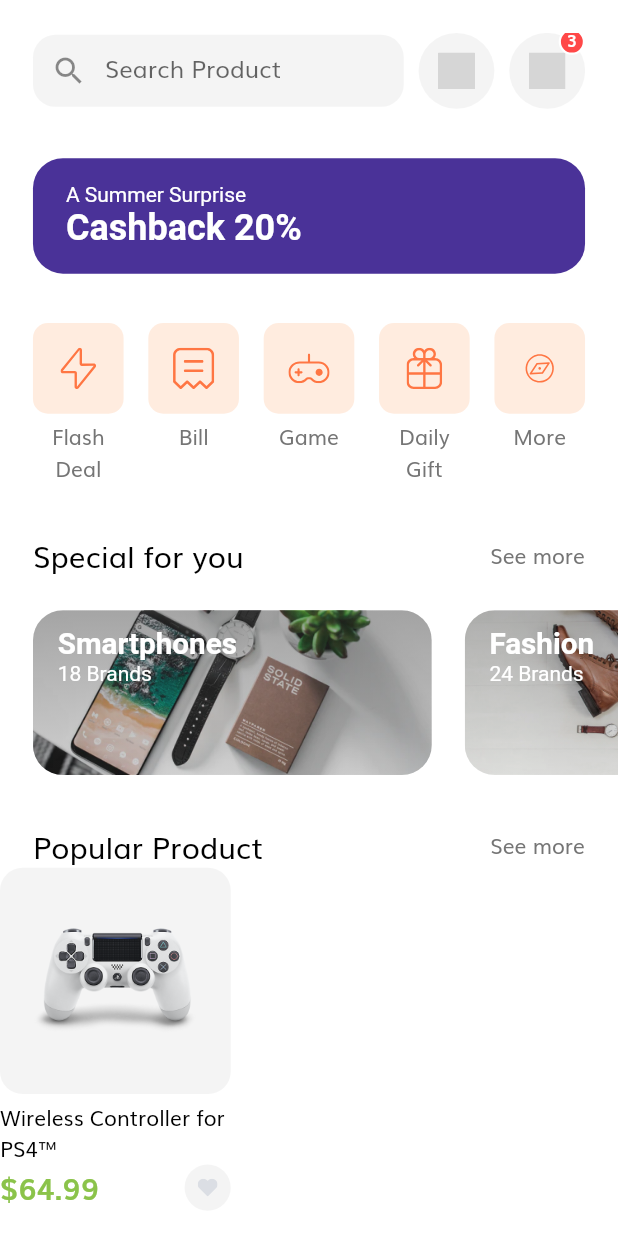
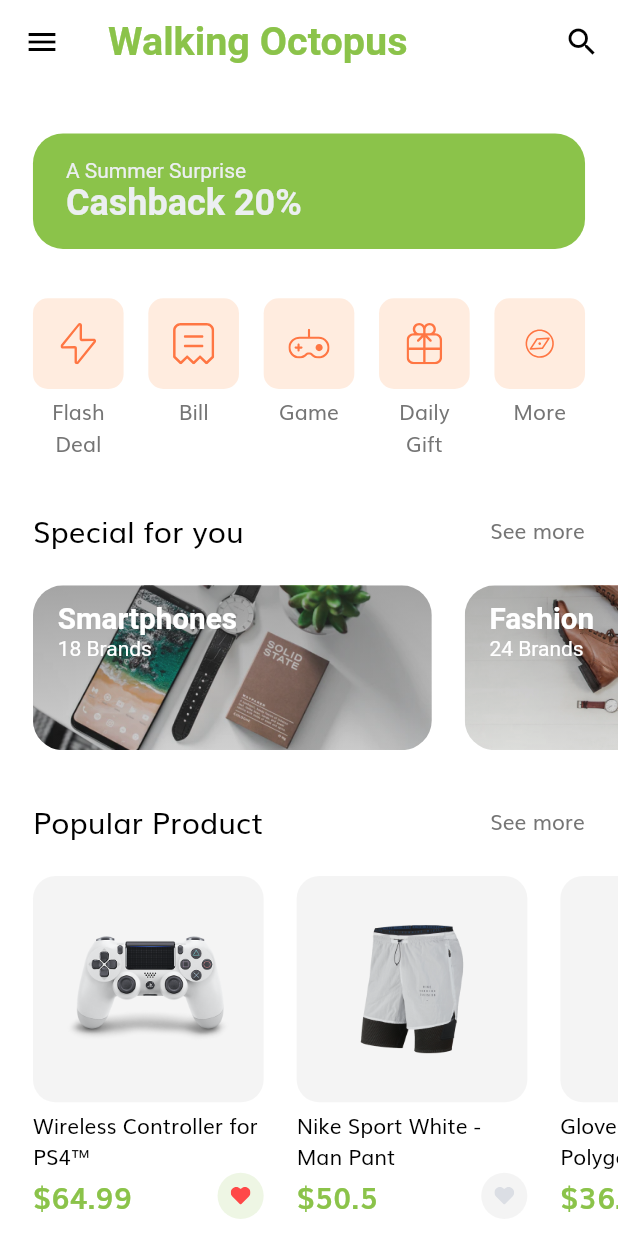
Before and after one commit to yakun0113/CMPE295, a Flutter app: the HomeScreen screen opened by its route, on a phone screen of 412 x 824 dp. Run offline on Flutter 3.47's test engine with Material 2 defaults, Android fonts, the phone set to English and light mode, and no system bars; our stand-ins replace flutter_svg; grey boxes are pictures that could not be loaded.

Commit message:
add search function

```diff
--- a/lib/screens/home_body.dart
+++ b/lib/screens/home_body.dart
@@ -12,8 +12,8 @@ class Body extends StatelessWidget {
       child: SingleChildScrollView(
         child: Column(
           children: [
-            SizedBox(height: getProportionateScreenWidth(20)),
-            HomeHeader(),
+            //SizedBox(height: getProportionateScreenWidth(20)),
+            //HomeHeader(),
             SizedBox(height: getProportionateScreenWidth(30)),
             DiscountBanner(),
             SizedBox(height: getProportionateScreenWidth(30)),
@@ -21,18 +21,41 @@ class Body extends StatelessWidget {
             SizedBox(height: getProportionateScreenWidth(30)),
             SpecialOffers(),
             SizedBox(height: getProportionateScreenWidth(30)),
+            PopularProducts(),
+            SizedBox(height: getProportionateScreenWidth(30)),
+          ],
+        ),
+      ),
+    );
+  }
+}
+
+class PopularProducts extends StatelessWidget {
+  const PopularProducts({
+    Key key,
+  }) : super(key: key);
+
+  @override
+  Widget build(BuildContext context) {
+    return Column(
+      children: [
         SectionTitle(
             text: "Popular Product",
             press: () {}
         ),
-            Row(
+        SizedBox(height: getProportionateScreenWidth(20)),
+        SingleChildScrollView(
+          scrollDirection: Axis.horizontal,
+          child: Row(
             children: [
-                Productcard(),
-              ],
+              ...List.generate(
+                demoProducts.length, (index) => Productcard(product: demoProducts[index],),
               ),
+              SizedBox(width: getProportionateScreenWidth(20)),
             ],
           ),
         ),
+      ],
     );
   }
 }
@@ -50,7 +73,9 @@ class Productcard extends StatelessWidget {
 
   @override
   Widget build(BuildContext context) {
-    return SizedBox(
+    return Padding(
+      padding: EdgeInsets.only(left: getProportionateScreenWidth(20)),
+      child: SizedBox(
         width: getProportionateScreenWidth(width),
         child: Column(
           children: [
@@ -62,12 +87,12 @@ class Productcard extends StatelessWidget {
                   color: kSecondaryColor.withOpacity(0.1),
                   borderRadius: BorderRadius.circular(15),
                 ),
-              child: Image.asset(demoProducts[0].images[0]),
+                child: Image.asset(product.images[0]),
               ),
             ),
             const SizedBox(height: 5),
             Text(
-            demoProducts[0].title,
+              product.title,
               style: TextStyle(color: Colors.black),
               maxLines: 2,
             ),
@@ -75,26 +100,34 @@ class Productcard extends StatelessWidget {
               mainAxisAlignment: MainAxisAlignment.spaceBetween,
               children: [
                 Text(
-                "\$${demoProducts[0].price}",
+                  "\$${product.price}",
                   style: TextStyle(
                     fontWeight: FontWeight.w600,
                     fontSize: getProportionateScreenWidth(18),
                     color: kPrimaryColor,
                   ),
                 ),
-              Container(
+                InkWell(
+                  borderRadius: BorderRadius.circular(30),
+                  onTap: () {},
+                  child: Container(
                     padding: EdgeInsets.all(getProportionateScreenWidth(8)),
                     width: getProportionateScreenWidth(28),
                     height: getProportionateScreenWidth(28),
                     decoration: BoxDecoration(
-                  color: kSecondaryColor.withOpacity(0.1),
+                      color: product.isFavourite ? kPrimaryColor.withOpacity(0.15) : kSecondaryColor.withOpacity(0.1),
                       shape: BoxShape.circle,
                     ),
-                child: SvgPicture.asset("assets/icons/Heart Icon_2.svg"),
+                    child: SvgPicture.asset(
+                      "assets/icons/Heart Icon_2.svg",
+                      color: product.isFavourite ? Color(0xFFFF4848) : Color(0xFFDBDEE4),
+                    ),
+                  ),
                 )
               ],
             )
           ],
+        ),
       ),
     );
   }
@@ -330,13 +363,13 @@ class DiscountBanner extends StatelessWidget {
       width: double.infinity,
       //height: 90,
       decoration: BoxDecoration(
-        color: Color(0xFF4A3298),
+        color: Color(0xFF8BC34A),
         borderRadius: BorderRadius.circular(20),
       ),
       child: Text.rich(
         TextSpan(
           text: "A Summer Surprise\n",
-          style: TextStyle(color: Colors.white),
+          style: TextStyle(color: Color(0xFFECEFF1)),
           children: [
             TextSpan(
               text: "Cashback 20%",
@@ -395,19 +428,20 @@ class SearchField extends StatelessWidget {
         borderRadius: BorderRadius.circular(15),
       ),
       child: TextField(
-        onChanged: (value) {
-          // search value
-        },
         decoration: InputDecoration(
           enabledBorder: InputBorder.none,
           focusedBorder: InputBorder.none,
           hintText: "Search Product",
-          prefixIcon: Icon(Icons.search),
+          prefixIcon: Icon(
+            Icons.search,
+          ),
           contentPadding: EdgeInsets.symmetric(
             horizontal: getProportionateScreenWidth(20),
             vertical: getProportionateScreenWidth(9),
           ),
         ),
+        onChanged: (value) {
+        },
       ),
     );
   }
--- a/lib/screens/home_screen.dart
+++ b/lib/screens/home_screen.dart
@@ -10,7 +10,102 @@ class HomeScreen extends StatelessWidget {
   @override
   Widget build(BuildContext context) {
     return Scaffold(
+      appBar: AppBar(
+        leading: Icon(Icons.menu, color: Colors.black),
+        title: Text("Walking Octopus",
+          style: TextStyle(
+            fontSize: getProportionateScreenWidth(24),
+            color: kPrimaryColor,
+            fontWeight: FontWeight.bold,
+          ),
+        ),
+        actions: <Widget> [
+          IconButton(icon: Icon(Icons.search), onPressed: () {
+            showSearch(context: context, delegate: DataSearch());
+          })
+        ],
+      ),
+      drawer: Drawer(),
       body: Body(),
     );
   }
 }
+
+class DataSearch extends SearchDelegate<String> {
+
+  final items = ["shorts", "flowers", "wine", "pizza", "masks", "hand sanitizer", "acupunctue", "lotion", "spa", "bowling", "massage", "dessert", "haircut"];
+  final recentItems = ["flowers", "wine","hand sanitizer"];
+
+  @override
+  List<Widget> buildActions(BuildContext context) {
+    // actions for app bar
+    return [IconButton(icon: Icon(Icons.clear), onPressed: () {
+      query = "";
+    })];
+  }
+
+  @override
+  Widget buildLeading(BuildContext context) {
+    // leading icon on the left of the app bar
+    return IconButton(
+      icon: AnimatedIcon(
+        icon: AnimatedIcons.menu_arrow,
+        progress: transitionAnimation,
+      ),
+      onPressed: (){
+        close(context, null);
+      },
+    );
+  }
+
+  @override
+  Widget buildResults(BuildContext context) {
+    // show some result based on selection
+
+    // TODO: New background thread send "query" to server; server return json
+
+    return Center(
+      child: Container(
+        height: 100.0,
+        width: 100.0,
+        child: Card(
+          color: Colors.red,
+          child: Center(
+            child: Text(query),
+          ),
+        ),
+      ),
+    );
+  }
+
+  @override
+  Widget buildSuggestions(BuildContext context) {
+    // show when someone searches for something
+    final suggestionList = query.isEmpty? recentItems : items.where((p) => p.startsWith(query)).toList();
+
+    return ListView.builder(
+      itemBuilder: (context, index) => ListTile(
+        onTap: () {
+          showResults(context);
+        },
+        leading: Icon(Icons.add),
+        title: RichText(
+          text: TextSpan(
+            text: suggestionList[index].substring(0, query.length),
+            style: TextStyle(
+              color: Colors.black,
+              fontWeight: FontWeight.bold
+            ),
+            children: [
+              TextSpan(
+                text: suggestionList[index].substring(query.length),
+                style: TextStyle(color: Colors.grey)
+              )
+            ]
+          ),
+        ),
+      ),
+      itemCount: suggestionList.length,
+    );
+  }
+}
```
Lines whose indentation alone changed are shown as unchanged.
